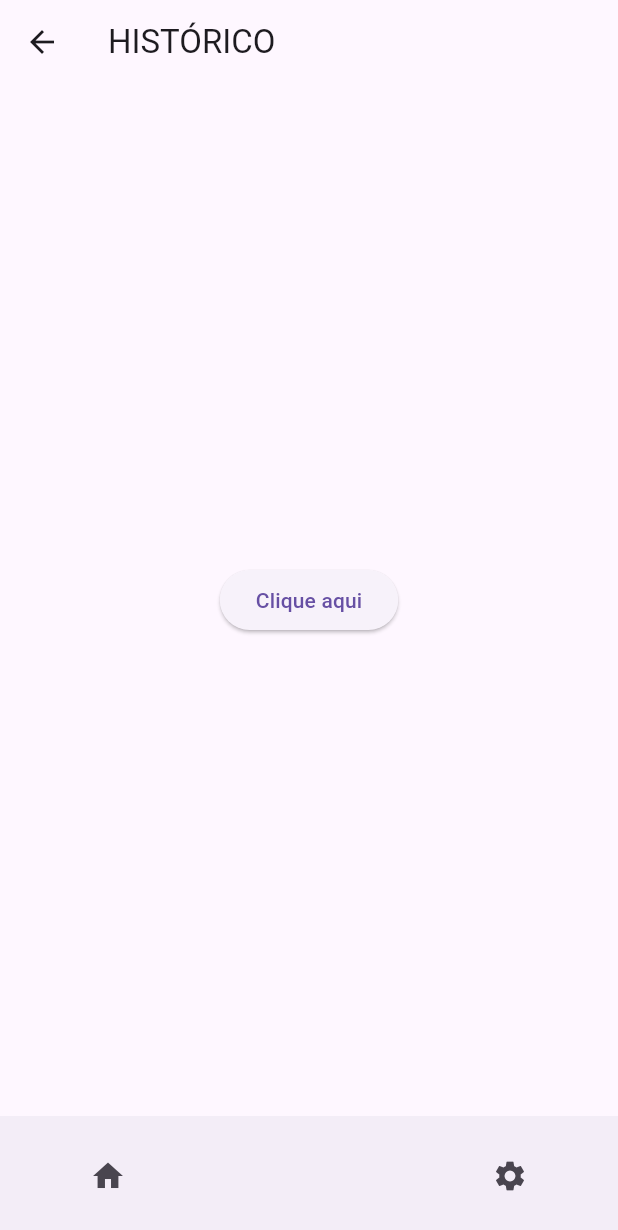
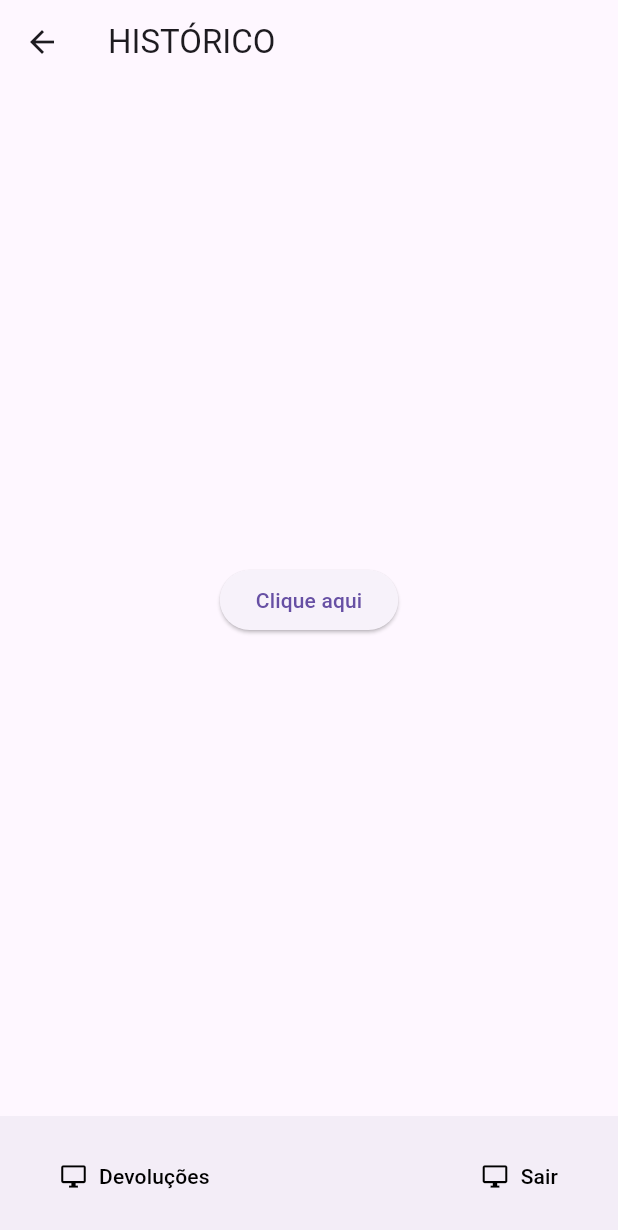
Before and after one commit to MariaAlicePrado/sgpl_application, a Flutter app: the Historico screen opened directly, on a phone screen of 412 x 824 dp. Shown: the top 1230 px of the screen. Run offline on Flutter 3.47's test engine with Material 3 defaults, Android fonts, the phone set to English and light mode, and no system bars.

Commit message:
segundo commit

```diff
--- a/lib/main.dart
+++ b/lib/main.dart
@@ -2,10 +2,10 @@ import 'package:flutter/material.dart';
 import 'package:sgpl_application/pages/Aviso.dart';
 
 void main() {
-  runApp(MyApp());
+  runApp(SgplApp());
 }
 
-class MyApp extends StatelessWidget {
+class SgplApp extends StatelessWidget {
   @override
   Widget build(BuildContext context) {
     return MaterialApp(
--- /dev/null
+++ b/lib/pages/Devolucoes.dart
@@ -0,0 +1,12 @@
+import 'package:flutter/material.dart';
+import 'package:sgpl_application/pages/Aviso.dart';
+
+class Devolucoes extends StatelessWidget {
+  @override
+  Widget build(BuildContext context) {
+    return const MaterialApp(
+      debugShowCheckedModeBanner: false,
+      home: SGPLInfoPage(),
+    );
+  }
+}
--- a/lib/pages/Historico.dart
+++ b/lib/pages/Historico.dart
@@ -1,4 +1,6 @@
 import 'package:flutter/material.dart';
+import 'package:sgpl_application/main.dart';
+import 'package:sgpl_application/pages/Devolucoes.dart';
 
 class Historico extends StatelessWidget {
   @override
@@ -20,21 +22,54 @@ class Historico extends StatelessWidget {
       bottomNavigationBar: BottomAppBar(
         shape: CircularNotchedRectangle(),
         child: Padding(
-          padding: const EdgeInsets.symmetric(horizontal: 32.0),
+          padding: const EdgeInsets.symmetric(horizontal: 12.0),
           child: Row(
             mainAxisAlignment: MainAxisAlignment.spaceBetween,
             children: [
-              IconButton(
-                icon: Icon(Icons.home),
+              //Botão Devoluções
+              TextButton(
                 onPressed: () {
-                  print('Home clicado');
+                  Navigator.push(
+                    context,
+                    MaterialPageRoute(builder: (context) => Devolucoes()),
+                  );
+                  print('Devoluções clicado');
                 },
+                style: TextButton.styleFrom(
+                  foregroundColor:
+                      Colors.black, // Define a cor do texto e do ícone
+                ),
+                child: Row(
+                  mainAxisSize: MainAxisSize.min,
+                  children: [
+                    Icon(Icons.desktop_windows_outlined),
+                    SizedBox(width: 8),
+                    Text('Devoluções'),
+                  ],
+                ),
               ),
-              IconButton(
-                icon: Icon(Icons.settings),
+              // Botão de Saída
+              TextButton(
                 onPressed: () {
-                  print('Configurações clicado');
+                  Navigator.pushAndRemoveUntil(
+                    context,
+                    MaterialPageRoute(builder: (context) => SgplApp()),
+                    (route) => false,
+                  );
+                  print('Sair clicado');
                 },
+                style: TextButton.styleFrom(
+                  foregroundColor:
+                      Colors.black, // Define a cor do texto e do ícone
+                ),
+                child: Row(
+                  mainAxisSize: MainAxisSize.min,
+                  children: [
+                    Icon(Icons.desktop_windows_outlined),
+                    SizedBox(width: 8),
+                    Text('Sair'),
+                  ],
+                ),
               ),
             ],
           ),
```
